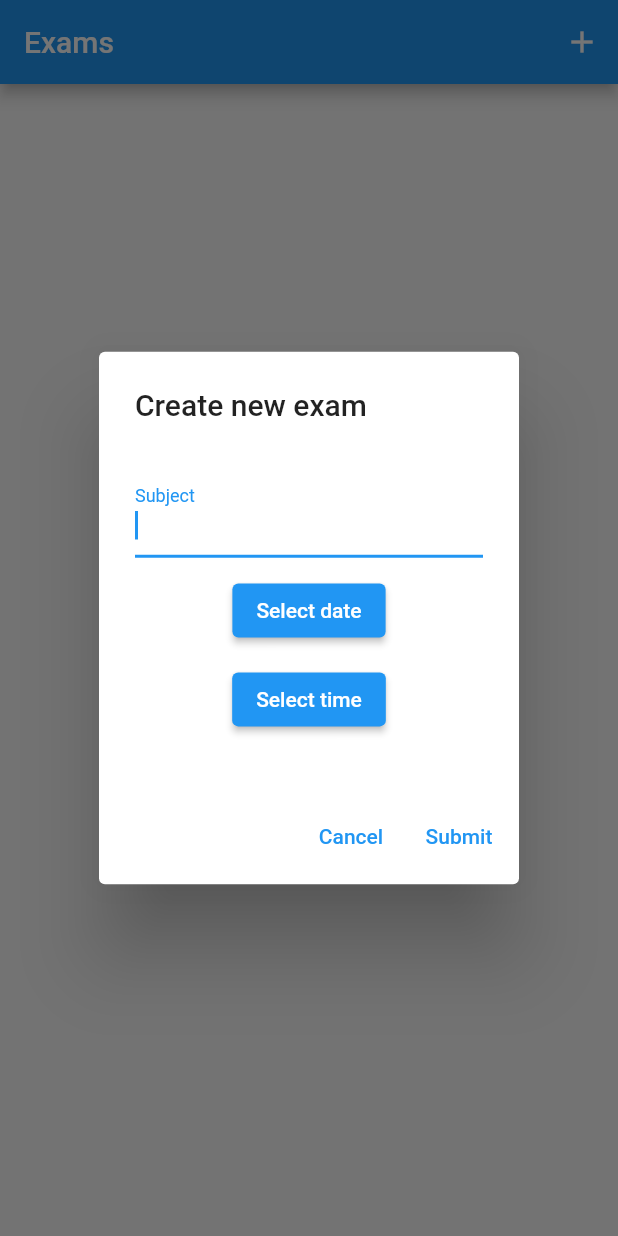
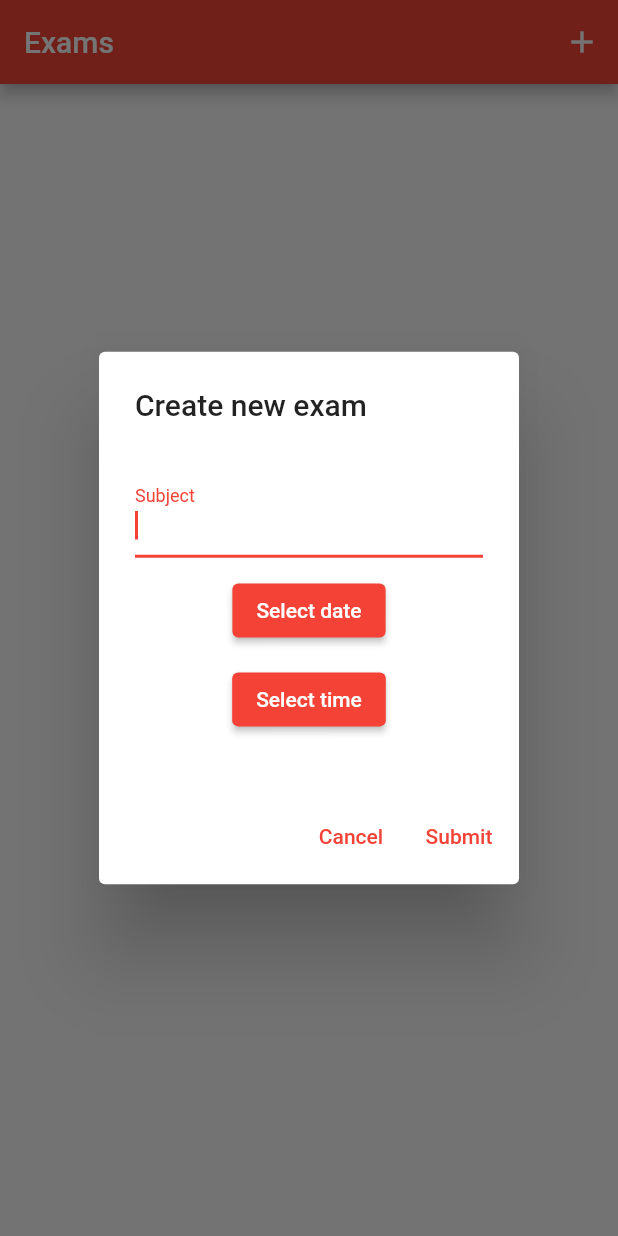
Before and after one commit to stefan-dimitrovski/ExamCalendar, a Flutter app: the screen it shows after launch, after a tap on the "add" icon, on a phone screen of 412 x 824 dp. Run offline on Flutter 3.47's test engine with Material 2 defaults, Android fonts, the phone set to English and light mode, and no system bars.

Commit message:
improvements and fixes

```diff
--- a/lib/main.dart
+++ b/lib/main.dart
@@ -14,7 +14,7 @@ class MyApp extends StatelessWidget {
       title: 'Exam Calendar',
       debugShowCheckedModeBanner: false,
       theme: ThemeData(
-        primarySwatch: Colors.blue,
+        primarySwatch: Colors.red,
       ),
       home: const MyHomePage(title: 'Exams'),
     );
--- a/lib/screens/home_screen.dart
+++ b/lib/screens/home_screen.dart
@@ -100,6 +100,7 @@ class _MyHomePageState extends State<MyHomePage> {
         actions: [
           TextButton(
             onPressed: () {
+              _subjectController.clear();
               Navigator.of(context).pop();
             },
             child: const Text("Cancel"),
@@ -112,6 +113,7 @@ class _MyHomePageState extends State<MyHomePage> {
                     () {
                       dateTime = DateTime.parse('$dateText $timeText:00');
                       elements.add(Exam(_subjectController.text, dateTime));
+                      _subjectController.clear();
                     },
                   );
                   Navigator.of(context).pop();
```
